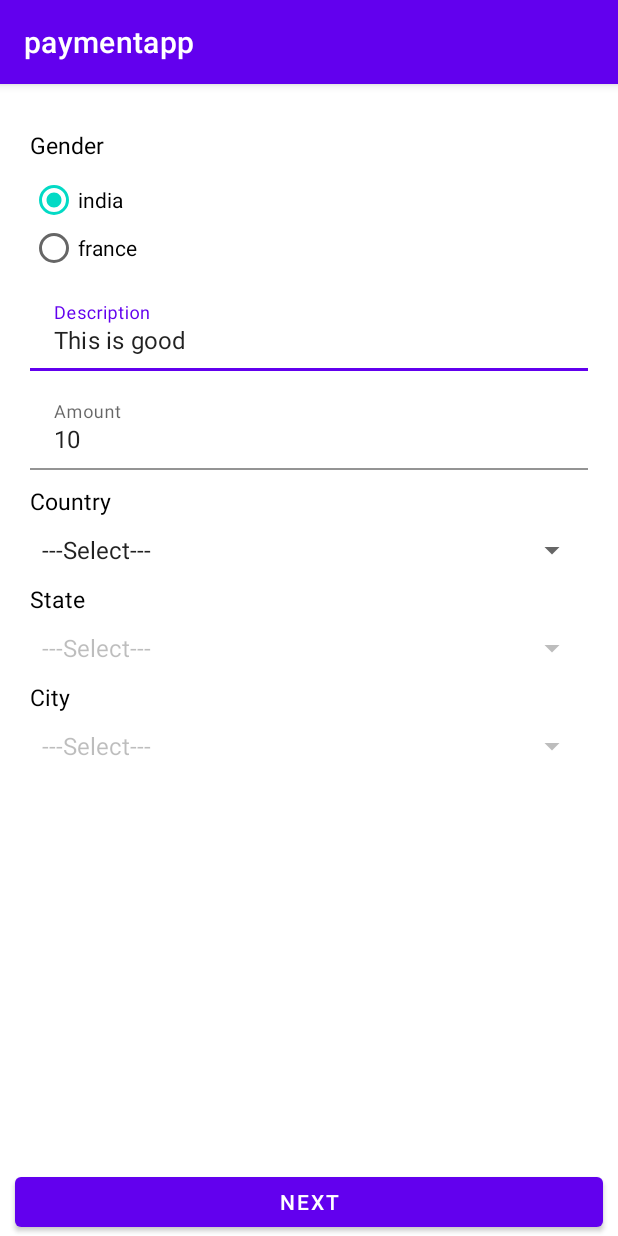
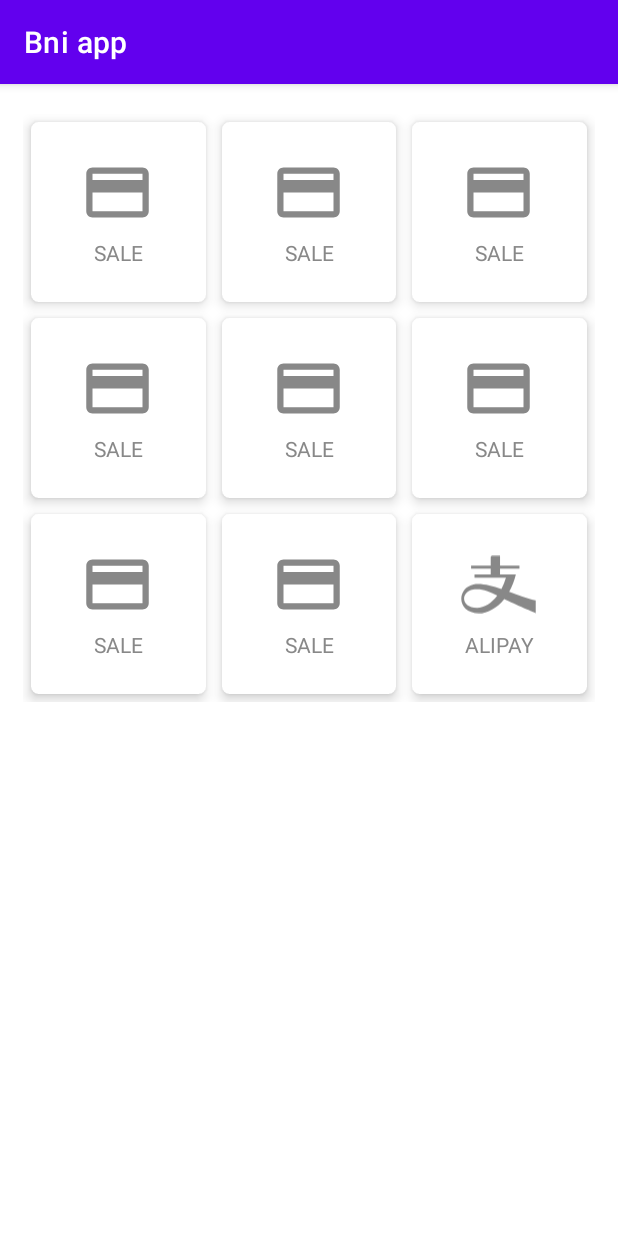
Before and after one commit to ayushpant1/BniApos, an Android app: the screen it shows after launch (MainActivity before the commit, MenuActivity after it), on a phone screen of 412 x 824 dp. Run offline under Robolectric (Android 15) with nearby library versions, the phone set to English and light mode, and no system bars.

Commit message:
create dynamic menu

```diff
--- a/BniAposApp/app/src/main/AndroidManifest.xml
+++ b/BniAposApp/app/src/main/AndroidManifest.xml
@@ -9,8 +9,9 @@
         android:roundIcon="@mipmap/ic_launcher_round"
         android:supportsRtl="true"
         android:theme="@style/Theme.Paymentapp">
+        <!--<activity android:name=".activities.MenuActivity"></activity>-->
         <activity
-            android:name="com.example.bniapos.MainActivity"
+            android:name=".activities.MenuActivity"
             android:exported="true">
             <intent-filter>
                 <action android:name="android.intent.action.MAIN" />
--- a/BniAposApp/app/src/main/java/com/example/bniapos/MainActivity.kt
+++ b/BniAposApp/app/src/main/java/com/example/bniapos/activities/MainActivity.kt
@@ -1,10 +1,12 @@
-package com.example.bniapos
+package com.example.bniapos.activities
 
 import android.os.Bundle
 import android.view.LayoutInflater
 import android.view.View
 import android.widget.*
 import androidx.appcompat.app.AppCompatActivity
+import com.example.bniapos.R
+import com.example.bniapos.convertToDataString
 import com.example.bniapos.database.DatabaseClient
 import com.example.bniapos.database.entities.ControlTable
 import com.example.bniapos.models.ControlList
--- /dev/null
+++ b/BniAposApp/app/src/main/java/com/example/bniapos/activities/MenuActivity.kt
@@ -0,0 +1,184 @@
+package com.example.bniapos.activities
+
+import GridSpacingItemDecoration
+import androidx.appcompat.app.AppCompatActivity
+import android.os.Bundle
+import android.os.SystemClock
+import android.view.View
+import android.widget.LinearLayout
+import androidx.recyclerview.widget.GridLayoutManager
+import androidx.recyclerview.widget.RecyclerView
+import com.example.bniapos.R
+import com.example.bniapos.adapters.MenuAdapter
+import com.example.bniapos.callback.MenuAdapterListener
+import com.example.bniapos.models.MenuList
+import com.google.gson.Gson
+import org.json.JSONObject
+import java.io.IOException
+import java.io.InputStream
+import java.nio.charset.Charset
+import java.util.*
+import kotlin.collections.ArrayList
+
+class MenuActivity : AppCompatActivity() {
+    private var menuList: List<MenuList>? = ArrayList()
+    private var gridview: RecyclerView? = null
+    private var menuFilterList: List<MenuList>? = ArrayList()
+    private lateinit var llBack: LinearLayout
+    var stack: Stack<List<MenuList>?>? = Stack()
+    private var subMenuListImpl: List<MenuList> = ArrayList()
+
+    private val txnType = "txn"
+    private val actionType = "action"
+    private val nonSelectedPosition = -1
+
+
+    override fun onCreate(savedInstanceState: Bundle?) {
+        super.onCreate(savedInstanceState)
+        setContentView(R.layout.activity_menu)
+        gridview = findViewById(R.id.grid_menu)
+        val json = loadJSONFromAsset()
+        menuList = Gson().fromJson(json, Array<MenuList>::class.java).asList()
+
+        menuFilterList = menuList!!.filter { s ->
+            s.parentId == 0 && isChildAvailable(
+                menuList!!, s
+            )
+        }.sortedWith(compareBy { it.sortOrder })
+
+        llBack = findViewById(R.id.ll_back)
+        llBack.visibility = View.GONE
+        var mLastClickTime: Long = 0L;
+        llBack.setOnClickListener(object : View.OnClickListener {
+            override fun onClick(view: View?) {
+                if (SystemClock.elapsedRealtime() - mLastClickTime < 500) {
+                    return;
+                }
+                mLastClickTime = SystemClock.elapsedRealtime();
+
+
+
+                if (!stack!!.empty()) {
+                    val popMenuList = stack!!.pop()
+                    if (stack!!.empty()) {
+                        llBack.visibility = View.GONE
+                    }
+                    if (popMenuList!!.size > 1) {
+                        val newData =
+                            popMenuList.filter { s -> s.type == txnType }
+                        if (newData.size > 0) {
+                            setAdapter(popMenuList, nonSelectedPosition)
+                        } else {
+                            setAdapter(popMenuList, nonSelectedPosition)
+                        }
+                    } else {
+                        if (popMenuList.size > 0) {
+                            if (popMenuList.get(0).type == actionType) {
+                                setAdapter(popMenuList, nonSelectedPosition)
+                            } else {
+                                setAdapter(popMenuList, nonSelectedPosition)
+                            }
+                        }
+
+
+                    }
+                }
+
+                // Do some work here
+            }
+
+        })
+        gridview?.layoutManager = GridLayoutManager(this, 3)
+        /* val spanCount = 2
+         val spacing = 150
+         val includeEdge = false
+         gridview?.addItemDecoration(GridSpacingItemDecoration(spanCount, spacing, includeEdge))*/
+        setAdapter(menuFilterList!!, -1)
+    }
+
+    private fun setAdapter(menuFilterList: List<MenuList>, defaultPosition: Int) {
+        gridview?.adapter = MenuAdapter(menuFilterList!!, adapterListener, defaultPosition)
+    }
+
+    private fun isChildAvailable(menuList: List<MenuList>, menu: MenuList): Boolean {
+        if (menu.type == actionType) {
+            val updatedMenuList = menuList.filter { it.parentId == menu.id }
+            return !updatedMenuList.isNullOrEmpty()
+        }
+        return true
+    }
+
+    fun loadJSONFromAsset(): String? {
+        val charset: Charset = Charsets.UTF_8
+        var json: String? = null
+        json = try {
+            val `is`: InputStream = getAssets().open("menu_list.json")
+            val size: Int = `is`.available()
+            val buffer = ByteArray(size)
+            `is`.read(buffer)
+            `is`.close()
+            String(buffer, charset)
+        } catch (ex: IOException) {
+            ex.printStackTrace()
+            return null
+        }
+        val jsonObject = JSONObject(json!!)
+        val jsonArray = jsonObject.getJSONArray("menuList")
+
+        return jsonArray.toString()
+    }
+
+    val adapterListener = object : MenuAdapterListener {
+        override fun onItemClick(position: Int, list: List<MenuList>, isFirstTimeLoaded: Boolean) {
+            if (list[position].type == actionType)
+                stack!!.add(list)
+            var menuId = list[position].id
+            var menuName = list[position].displayText
+            subMenuListImpl =
+                menuList!!.filter { s -> s.parentId == menuId && (s.type == txnType || s.type == actionType) }
+                    .sortedWith(compareBy({ it.sortOrder }))
+
+            if (subMenuListImpl.size > 1) {
+                if (subMenuListImpl.filter { s -> s.type == txnType }.size > 0) {
+                    setAdapter(
+                        subMenuListImpl,
+                        nonSelectedPosition
+                    )
+                } else {
+                    setAdapter(
+                        subMenuListImpl,
+                        nonSelectedPosition
+                    )
+                }
+            } else {
+                if (subMenuListImpl.size > 0) {
+                    if (subMenuListImpl.get(0).type == actionType) {
+                        setAdapter(
+                            subMenuListImpl,
+                            nonSelectedPosition
+                        )
+                    } else {
+                        setAdapter(
+                            subMenuListImpl,
+                            nonSelectedPosition
+                        )
+                    }
+                } else {
+
+                }
+            }
+            if (subMenuListImpl!!.size > 0 || list.get(position).parentId != 0) {
+                llBack.visibility = View.VISIBLE
+            } else {
+                llBack.visibility = View.GONE
+            }
+
+        }
+
+        override fun onDefaultSelected(selectedItem: MenuList?) {
+
+        }
+
+
+    }
+}
--- /dev/null
+++ b/BniAposApp/app/src/main/java/com/example/bniapos/adapters/MenuAdapter.kt
@@ -0,0 +1,99 @@
+/*
+ * Copyright (c) 2020 All Rights Reserved, Ingenico SA.
+ */
+package com.example.bniapos.adapters
+
+import android.view.LayoutInflater
+import android.view.View
+import android.view.ViewGroup
+import android.widget.ImageView
+import android.widget.TextView
+import androidx.core.content.ContextCompat
+import androidx.recyclerview.widget.RecyclerView
+import com.example.bniapos.R
+import com.example.bniapos.models.MenuList
+import com.example.bniapos.callback.MenuAdapterListener
+
+
+internal class MenuAdapter(
+    private var listTransaction: List<MenuList> = emptyList(),
+    private val itemListener: MenuAdapterListener? = null,
+    private var defaultSelection: Int = 0
+) : RecyclerView.Adapter<MenuAdapter.TransactionDataTypeHolder>() {
+
+
+    override fun onCreateViewHolder(parent: ViewGroup, viewType: Int): TransactionDataTypeHolder {
+        val layoutInflater = LayoutInflater.from(parent.context)
+        return TransactionDataTypeHolder(
+            layoutInflater.inflate(
+                R.layout.menu_item,
+                parent,
+                false
+            )
+        )
+    }
+
+    override fun getItemCount(): Int {
+        return listTransaction.size
+    }
+
+    lateinit var selectedItem: MenuList
+    override fun onBindViewHolder(
+        holder: TransactionDataTypeHolder,
+        position: Int
+    ) {
+        holder.init(listTransaction[position], defaultSelection == position)
+        holder.itemView.setOnClickListener {
+            defaultSelection = position
+            selectedItem = listTransaction[position]
+            itemListener?.onItemClick(position, listTransaction)
+            notifyDataSetChanged()
+        }
+
+        if (defaultSelection != -1) {
+            selectedItem = listTransaction[defaultSelection]
+            itemListener?.onDefaultSelected(selectedItem)
+        } else {
+            itemListener?.onDefaultSelected(null)
+        }
+
+    }
+
+
+    inner class TransactionDataTypeHolder(itemView: View) : RecyclerView.ViewHolder(itemView) {
+        fun init(transactionType: MenuList, isSelected: Boolean = false) {
+            val defaultColor = ContextCompat.getColor(
+                itemView.context,
+                if (isSelected) R.color.red else R.color.dark_gray
+            )
+            getResourceIconByMenuName(transactionType)?.let { resource ->
+                itemView.findViewById<ImageView>(R.id.img_icon)?.let {
+                    it.setImageResource(resource)
+                    it.setColorFilter(defaultColor)
+                }
+            }
+            itemView.findViewById<View>(R.id.line)?.let {
+                it.setBackgroundColor(defaultColor)
+                it.visibility = if (isSelected) View.VISIBLE else View.INVISIBLE
+            }
+            itemView.findViewById<TextView>(R.id.txt_name)?.let {
+                it.text =
+                    transactionType.displayText
+                it.setTextColor(defaultColor)
+            }
+        }
+
+
+        private fun getResourceIconByMenuName(txnType: MenuList): Int? {
+            return when (txnType.iconName.uppercase()) {
+                "ALIPAY" -> R.drawable.ic_alipay
+                "SALE" -> R.drawable.credit_card_sale
+                "QR_SCAN" -> R.drawable.ic_merchant_scan
+                "SHOW_QR" -> R.drawable.ic_show_qr_code
+
+                else -> R.drawable.credit_card_sale
+            }
+
+        }
+    }
+}
--- /dev/null
+++ b/BniAposApp/app/src/main/java/com/example/bniapos/callback/MenuAdapterListener.kt
@@ -0,0 +1,19 @@
+/*
+ * Copyright (c) 2020 All Rights Reserved, Ingenico SA.
+ */
+package com.example.bniapos.callback
+
+import com.example.bniapos.models.MenuList
+
+/*
+ * ItemAdapterListener is used as callback for event happened in each item of adapter.
+ */
+interface MenuAdapterListener {
+
+    /*
+     * onItemClick callback function for each item of adapter.
+     * @param position position of item.
+     */
+    fun onItemClick(position: Int, list: List<MenuList>, isFirstTimeLoaded: Boolean = false)
+    fun onDefaultSelected(selectedItem: MenuList?)
+}
--- /dev/null
+++ b/BniAposApp/app/src/main/java/com/example/bniapos/models/MenuList.kt
@@ -0,0 +1,15 @@
+package com.example.bniapos.models
+
+import com.google.gson.annotations.SerializedName
+
+data class MenuList(
+
+    @SerializedName("id") val id: Int,
+    @SerializedName("parentId") val parentId: Int,
+    @SerializedName("displayText") val displayText: String,
+    @SerializedName("IconName") val iconName: String,
+    @SerializedName("sortOrder") val sortOrder: Int,
+    @SerializedName("Type") val type: String,
+    @SerializedName("schemaId") val schemaId: Int,
+
+    )
--- /dev/null
+++ b/BniAposApp/app/src/main/res/drawable/credit_card_sale.xml
@@ -0,0 +1,10 @@
+<vector xmlns:android="http://schemas.android.com/apk/res/android"
+    android:width="24dp"
+    android:height="24dp"
+    android:viewportWidth="24"
+    android:viewportHeight="24"
+    android:tint="?attr/colorControlNormal">
+  <path
+      android:fillColor="@android:color/white"
+      android:pathData="M20,4L4,4c-1.11,0 -1.99,0.89 -1.99,2L2,18c0,1.11 0.89,2 2,2h16c1.11,0 2,-0.89 2,-2L22,6c0,-1.11 -0.89,-2 -2,-2zM20,18L4,18v-6h16v6zM20,8L4,8L4,6h16v2z"/>
+</vector>
--- /dev/null
+++ b/BniAposApp/app/src/main/res/drawable/ic_alipay.xml
@@ -0,0 +1,9 @@
+<vector xmlns:android="http://schemas.android.com/apk/res/android"
+    android:width="66dp"
+    android:height="51dp"
+    android:viewportWidth="66"
+    android:viewportHeight="51">
+  <path
+      android:pathData="M14.1198,45.8788C3.1115,45.8788 -0.143,37.1338 5.2973,32.3493C7.1127,30.7324 10.4301,29.943 12.1987,29.7658C18.7379,29.1141 24.7911,31.6301 31.9345,35.1466C26.9133,41.7526 20.5179,45.8788 14.1198,45.8788ZM53.2585,35.8097C50.4271,34.8532 46.6278,33.3907 42.396,31.8466C44.9373,27.3909 46.9673,22.317 48.3015,16.8025H34.3535V11.7359H51.4397V8.9078H34.3535V0.4616H27.3806C26.1574,0.4616 26.1574,1.6795 26.1574,1.6795V8.9078H8.8767V11.7359H26.1574V16.8025H11.8899V19.6299H39.5612C38.5485,23.1485 37.189,26.4518 35.5754,29.453C26.5965,26.4652 17.0154,24.0435 10.9962,25.5341C7.1468,26.4906 4.6676,28.1977 3.2111,29.9864C-3.4738,38.1893 1.3208,50.6487 15.4386,50.6487C23.7858,50.6487 31.8269,45.955 38.0593,38.22C47.355,42.7265 65.7593,50.4642 65.7593,50.4642V39.4366C65.7593,39.4366 63.4479,39.2507 53.2585,35.8097Z"
+      android:fillColor="#ffffff"/>
+</vector>
--- /dev/null
+++ b/BniAposApp/app/src/main/res/drawable/ic_merchant_scan.xml
@@ -0,0 +1,12 @@
+<vector xmlns:android="http://schemas.android.com/apk/res/android"
+    android:width="72dp"
+    android:height="72dp"
+    android:viewportWidth="72"
+    android:viewportHeight="72">
+  <path
+      android:pathData="M9,15V27H15V15H27V9H15C11.7,9 9,11.7 9,15ZM15,45H9V57C9,60.3 11.7,63 15,63H27V57H15V45ZM57,57H45V63H57C60.3,63 63,60.3 63,57V45H57V57ZM57,9H45V15H57V27H63V15C63,11.7 60.3,9 57,9Z"
+      android:fillColor="#000000"/>
+  <path
+      android:pathData="M9,35h54v2h-54z"
+      android:fillColor="#000000"/>
+</vector>
--- /dev/null
+++ b/BniAposApp/app/src/main/res/drawable/ic_sale_transaction.xml
@@ -0,0 +1,34 @@
+<vector xmlns:android="http://schemas.android.com/apk/res/android"
+    xmlns:aapt="http://schemas.android.com/aapt"
+    android:width="128.475dp"
+    android:height="100dp"
+    android:viewportWidth="128.475"
+    android:viewportHeight="100">
+    <path
+        android:pathData="M23.156,15.304v-15.3h-21.771a1.386,1.386 0,0 0,-1.385 1.385,1.386 1.386,0 0,0 1.385,1.385h19v15.057A8.406,8.406 0,0 1,23.156 15.304Z"
+        android:fillColor="#fff"/>
+    <path
+        android:pathData="M120.384,14.383h-93.7a7.231,7.231 0,0 0,-3.527 0.922,8.414 8.414,0 0,0 -2.771,2.523 10.189,10.189 0,0 0,-1.6 7.754l9.421,49.478c0.808,4.249 4.1,7.273 7.9,7.273h74.863c3.8,0 7.091,-3.028 7.9,-7.273l9.421,-49.478C129.379,19.828 125.54,14.383 120.384,14.383ZM93.747,58.319h-36.944a1.386,1.386 0,0 1,-1.386 -1.385,1.386 1.386,0 0,1 1.386,-1.385h36.944a1.385,1.385 0,0 1,1.386 1.385A1.385,1.385 0,0 1,93.746 58.319ZM109.911,37.076h-67.424a1.385,1.385 0,0 1,-1.385 -1.385,1.386 1.386,0 0,1 1.385,-1.385h67.424a1.385,1.385 0,0 1,1.385 1.385A1.385,1.385 0,0 1,109.91 37.076Z">
+        <aapt:attr name="android:fillColor">
+            <gradient
+                android:startY="14.383"
+                android:startX="73.95041"
+                android:endY="82.333"
+                android:endX="73.95041"
+                android:type="linear">
+                <item android:offset="0" android:color="#FFFFFFFF"/>
+                <item android:offset="1" android:color="#1CFFFFFF"/>
+            </gradient>
+        </aapt:attr>
+    </path>
+    <path
+        android:pathData="M95.986,84.239m-15.761,0a15.761,15.761 0,1 1,31.522 0a15.761,15.761 0,1 1,-31.522 0"
+        android:strokeAlpha="0.7"
+        android:fillColor="#fff"
+        android:fillAlpha="0.7"/>
+    <path
+        android:pathData="M50.26,68.479a15.76,15.76 0,0 1,15.76 15.76,15.761 15.761,0 0,1 -15.76,15.76 15.761,15.761 0,0 1,-15.761 -15.76,15.761 15.761,0 0,1 15.761,-15.76Z"
+        android:strokeAlpha="0.7"
+        android:fillColor="#fff"
+        android:fillAlpha="0.7"/>
+</vector>
--- /dev/null
+++ b/BniAposApp/app/src/main/res/drawable/ic_show_qr_code.xml
@@ -0,0 +1,9 @@
+<vector xmlns:android="http://schemas.android.com/apk/res/android"
+    android:width="54dp"
+    android:height="54dp"
+    android:viewportWidth="54"
+    android:viewportHeight="54">
+  <path
+      android:pathData="M0,24H6V30H0V24ZM24,6H30V18H24V6ZM18,24H30V36H24V30H18V24ZM36,24H42V30H48V24H54V30H48V36H54V48H48V54H42V48H30V54H24V42H36V36H42V30H36V24ZM48,48V36H42V48H48ZM36,0H54V18H36V0ZM42,6V12H48V6H42ZM0,0H18V18H0V0ZM6,6V12H12V6H6ZM0,36H18V54H0V36ZM6,42V48H12V42H6Z"
+      android:fillColor="#000000"/>
+</vector>
--- a/BniAposApp/app/src/main/res/layout/activity_main.xml
+++ b/BniAposApp/app/src/main/res/layout/activity_main.xml
@@ -10,7 +10,7 @@
         android:layout_above="@+id/btn_next"
         android:fillViewport="true"
         android:orientation="vertical"
-        tools:context=".MainActivity">
+        tools:context=".activities.MainActivity">
 
 
         <LinearLayout
--- /dev/null
+++ b/BniAposApp/app/src/main/res/layout/activity_menu.xml
@@ -0,0 +1,48 @@
+<?xml version="1.0" encoding="utf-8"?>
+<RelativeLayout xmlns:android="http://schemas.android.com/apk/res/android"
+    xmlns:app="http://schemas.android.com/apk/res-auto"
+    xmlns:tools="http://schemas.android.com/tools"
+    android:layout_width="match_parent"
+    android:layout_height="match_parent"
+    android:orientation="vertical"
+    tools:context=".activities.MenuActivity">
+
+
+    <LinearLayout
+        android:layout_width="match_parent"
+        android:layout_height="wrap_content"
+        android:orientation="horizontal"
+        app:layout_constraintBottom_toBottomOf="parent">
+
+
+        <LinearLayout
+            android:id="@+id/ll_back"
+            android:layout_width="50dp"
+            android:layout_height="50dp"
+            android:layout_gravity="center"
+            android:gravity="center">
+
+            <ImageView
+                android:layout_width="30dp"
+                android:layout_height="30dp"
+                android:src="@drawable/img_back" />
+        </LinearLayout>
+
+        <LinearLayout
+            android:layout_width="match_parent"
+            android:layout_height="wrap_content"
+            android:layout_marginTop="20dp"
+            android:gravity="center"
+            android:orientation="vertical">
+
+            <androidx.recyclerview.widget.RecyclerView
+                android:id="@+id/grid_menu"
+                android:layout_width="match_parent"
+                android:layout_height="wrap_content"
+                android:layout_marginLeft="15dp"
+                android:layout_marginRight="15dp"
+                android:minHeight="250dp" />
+        </LinearLayout>
+    </LinearLayout>
+
+</RelativeLayout>
--- /dev/null
+++ b/BniAposApp/app/src/main/res/layout/menu_item.xml
@@ -0,0 +1,52 @@
+<?xml version="1.0" encoding="utf-8"?>
+<androidx.cardview.widget.CardView xmlns:android="http://schemas.android.com/apk/res/android"
+    xmlns:app="http://schemas.android.com/apk/res-auto"
+    xmlns:tools="http://schemas.android.com/tools"
+    android:layout_width="match_parent"
+    android:layout_height="120dp"
+    android:layout_gravity="center"
+    android:layout_margin="5dp"
+    app:cardCornerRadius="5dp"
+    app:cardElevation="5dp">
+
+
+    <LinearLayout
+        android:id="@+id/containerView"
+        android:layout_width="wrap_content"
+        android:layout_height="wrap_content"
+        android:layout_gravity="center"
+        android:gravity="center"
+        android:minWidth="80dp"
+        android:orientation="vertical">
+
+        <ImageView
+            android:id="@+id/img_icon"
+            android:layout_width="50dp"
+            android:layout_height="50dp"
+            android:layout_marginTop="5dp"
+            android:layout_marginBottom="5dp"
+            android:adjustViewBounds="true"
+            android:src="@drawable/ic_sale_transaction"
+            app:tint="@color/red"
+            tools:ignore="ContentDescription" />
+
+        <TextView
+            android:id="@+id/txt_name"
+            android:layout_width="match_parent"
+            android:layout_height="wrap_content"
+            android:layout_marginStart="4dp"
+            android:layout_marginEnd="4dp"
+            android:layout_marginBottom="5dp"
+            android:gravity="center_horizontal"
+            android:text="Sale"
+            android:textColor="@color/red" />
+
+        <RelativeLayout
+            android:id="@+id/line"
+            android:layout_width="match_parent"
+            android:layout_height="1dp"
+            android:background="@color/red" />
+
+
+    </LinearLayout>
+</androidx.cardview.widget.CardView>
--- a/BniAposApp/app/src/main/res/values/colors.xml
+++ b/BniAposApp/app/src/main/res/values/colors.xml
@@ -6,6 +6,7 @@
     <color name="teal_200">#FF03DAC5</color>
     <color name="teal_700">#FF018786</color>
     <color name="black">#FF000000</color>
+    <color name="red">#E50922</color>
     <color name="dark_gray">#888888</color>
     <color name="white">#FFFFFFFF</color>
 </resources>
--- a/BniAposApp/app/src/main/res/values/strings.xml
+++ b/BniAposApp/app/src/main/res/values/strings.xml
@@ -1,3 +1,3 @@
 <resources>
-    <string name="app_name">paymentapp</string>
+    <string name="app_name">Bni app</string>
 </resources>
```
Also changed, not shown: BniAposApp/app/src/main/assets/menu_list.json (added, +103 -0 lines), BniAposApp/app/src/main/java/com/example/bniapos/utils/SpacesItemDecoration.kt (added, +29 -0 lines), BniAposApp/app/src/main/res/drawable/img_back.jpeg (added).
